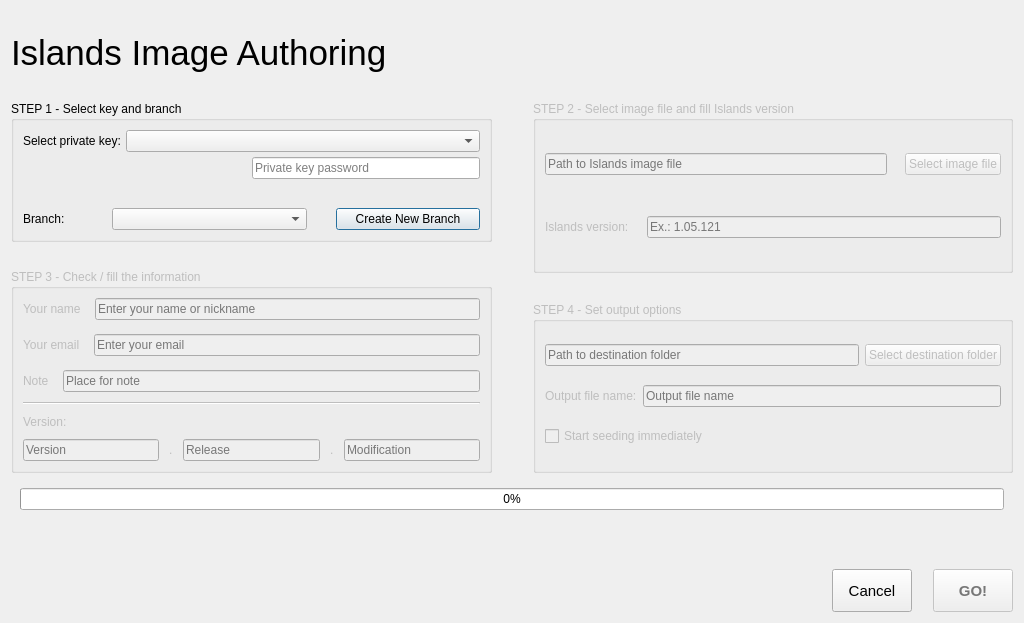
This is island-manager/views/image_authoring_form/image_authoring_form.ui in viocost/islands as Qt 5 draws it before an edit. The edited form follows.
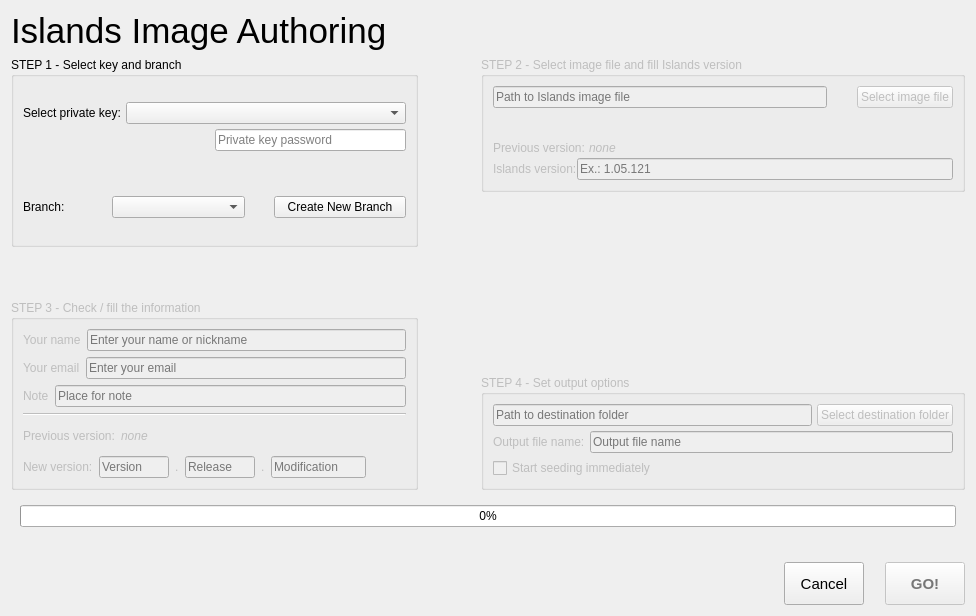
This is the edited form.

The edit to the form file:
```diff
--- a/island-manager/views/image_authoring_form/image_authoring_form.ui
+++ b/island-manager/views/image_authoring_form/image_authoring_form.ui
@@ -9,16 +9,22 @@
    <rect>
     <x>0</x>
     <y>0</y>
-    <width>1024</width>
-    <height>623</height>
+    <width>976</width>
+    <height>616</height>
    </rect>
   </property>
   <property name="windowTitle">
    <string>Image Authoring</string>
   </property>
-  <layout class="QVBoxLayout" name="verticalLayout_11">
+  <layout class="QVBoxLayout" name="verticalLayout_12">
    <item>
     <widget class="QLabel" name="form_title">
+     <property name="sizePolicy">
+      <sizepolicy hsizetype="Preferred" vsizetype="Maximum">
+       <horstretch>0</horstretch>
+       <verstretch>0</verstretch>
+      </sizepolicy>
+     </property>
      <property name="font">
       <font>
        <pointsize>26</pointsize>
@@ -30,17 +36,29 @@
     </widget>
    </item>
    <item>
-    <layout class="QHBoxLayout" name="horizontalLayout_8">
+    <layout class="QHBoxLayout" name="horizontalLayout_15">
      <property name="spacing">
-      <number>41</number>
+      <number>63</number>
      </property>
      <item>
-      <layout class="QVBoxLayout" name="verticalLayout_9">
+      <layout class="QVBoxLayout" name="verticalLayout_11">
        <property name="spacing">
-        <number>27</number>
+        <number>53</number>
        </property>
        <item>
         <widget class="QGroupBox" name="groupBox">
+         <property name="sizePolicy">
+          <sizepolicy hsizetype="Maximum" vsizetype="Preferred">
+           <horstretch>0</horstretch>
+           <verstretch>0</verstretch>
+          </sizepolicy>
+         </property>
+         <property name="maximumSize">
+          <size>
+           <width>430</width>
+           <height>16777215</height>
+          </size>
+         </property>
          <property name="font">
           <font>
            <weight>50</weight>
@@ -147,6 +165,9 @@
                 <height>16777215</height>
                </size>
               </property>
+              <property name="focusPolicy">
+               <enum>Qt::NoFocus</enum>
+              </property>
               <property name="text">
                <string>Create New Branch</string>
               </property>
@@ -162,17 +183,26 @@
          <property name="enabled">
           <bool>false</bool>
          </property>
+         <property name="sizePolicy">
+          <sizepolicy hsizetype="Maximum" vsizetype="Preferred">
+           <horstretch>0</horstretch>
+           <verstretch>0</verstretch>
+          </sizepolicy>
+         </property>
+         <property name="maximumSize">
+          <size>
+           <width>430</width>
+           <height>16777215</height>
+          </size>
+         </property>
          <property name="title">
           <string>STEP 3 - Check / fill the information</string>
          </property>
-         <layout class="QVBoxLayout" name="verticalLayout_7">
-          <property name="spacing">
-           <number>10</number>
-          </property>
+         <layout class="QVBoxLayout" name="verticalLayout_9">
           <item>
            <layout class="QVBoxLayout" name="verticalLayout_3">
             <property name="spacing">
-             <number>14</number>
+             <number>6</number>
             </property>
             <item>
              <layout class="QHBoxLayout" name="horizontalLayout_10">
@@ -243,18 +273,66 @@
           <item>
            <layout class="QVBoxLayout" name="verticalLayout_6">
             <item>
-             <widget class="QLabel" name="label_8">
-              <property name="text">
-               <string>Version:</string>
-              </property>
-             </widget>
+             <layout class="QHBoxLayout" name="horizontalLayout_8">
+              <item>
+               <widget class="QLabel" name="label_11">
+                <property name="text">
+                 <string>Previous version:</string>
+                </property>
+               </widget>
+              </item>
+              <item>
+               <widget class="QLabel" name="lbl_previous_img_version">
+                <property name="font">
+                 <font>
+                  <italic>true</italic>
+                 </font>
+                </property>
+                <property name="text">
+                 <string>none</string>
+                </property>
+               </widget>
+              </item>
+              <item>
+               <spacer name="horizontalSpacer_3">
+                <property name="orientation">
+                 <enum>Qt::Horizontal</enum>
+                </property>
+                <property name="sizeHint" stdset="0">
+                 <size>
+                  <width>40</width>
+                  <height>20</height>
+                 </size>
+                </property>
+               </spacer>
+              </item>
+             </layout>
             </item>
             <item>
              <layout class="QHBoxLayout" name="horizontalLayout_13">
+              <item>
+               <widget class="QLabel" name="label_8">
+                <property name="text">
+                 <string>New version:</string>
+                </property>
+               </widget>
+              </item>
               <item>
                <widget class="QLineEdit" name="image_version">
+                <property name="minimumSize">
+                 <size>
+                  <width>60</width>
+                  <height>0</height>
+                 </size>
+                </property>
+                <property name="maximumSize">
+                 <size>
+                  <width>70</width>
+                  <height>16777215</height>
+                 </size>
+                </property>
                 <property name="inputMask">
-                 <string>0009</string>
+                 <string>0000</string>
                 </property>
                 <property name="placeholderText">
                  <string>Version</string>
@@ -270,8 +348,20 @@
               </item>
               <item>
                <widget class="QLineEdit" name="image_release">
+                <property name="minimumSize">
+                 <size>
+                  <width>60</width>
+                  <height>0</height>
+                 </size>
+                </property>
+                <property name="maximumSize">
+                 <size>
+                  <width>70</width>
+                  <height>16777215</height>
+                 </size>
+                </property>
                 <property name="inputMask">
-                 <string>0099</string>
+                 <string>00</string>
                 </property>
                 <property name="placeholderText">
                  <string>Release</string>
@@ -287,14 +377,39 @@
               </item>
               <item>
                <widget class="QLineEdit" name="image_modification">
+                <property name="minimumSize">
+                 <size>
+                  <width>95</width>
+                  <height>0</height>
+                 </size>
+                </property>
+                <property name="maximumSize">
+                 <size>
+                  <width>95</width>
+                  <height>16777215</height>
+                 </size>
+                </property>
                 <property name="inputMask">
-                 <string>0099</string>
+                 <string>0000</string>
                 </property>
                 <property name="placeholderText">
                  <string>Modification</string>
                 </property>
                </widget>
               </item>
+              <item>
+               <spacer name="horizontalSpacer_4">
+                <property name="orientation">
+                 <enum>Qt::Horizontal</enum>
+                </property>
+                <property name="sizeHint" stdset="0">
+                 <size>
+                  <width>40</width>
+                  <height>20</height>
+                 </size>
+                </property>
+               </spacer>
+              </item>
              </layout>
             </item>
            </layout>
@@ -307,22 +422,31 @@
      <item>
       <layout class="QVBoxLayout" name="verticalLayout_10">
        <property name="spacing">
-        <number>29</number>
+        <number>70</number>
        </property>
        <item>
         <widget class="QGroupBox" name="groupBox_2">
          <property name="enabled">
           <bool>false</bool>
          </property>
+         <property name="sizePolicy">
+          <sizepolicy hsizetype="Preferred" vsizetype="Maximum">
+           <horstretch>0</horstretch>
+           <verstretch>0</verstretch>
+          </sizepolicy>
+         </property>
          <property name="title">
           <string>STEP 2 - Select image file and fill Islands version</string>
          </property>
-         <layout class="QVBoxLayout" name="verticalLayout_5">
+         <layout class="QVBoxLayout" name="verticalLayout_7">
           <property name="spacing">
-           <number>18</number>
+           <number>30</number>
           </property>
           <item>
            <layout class="QHBoxLayout" name="horizontalLayout">
+            <property name="sizeConstraint">
+             <enum>QLayout::SetDefaultConstraint</enum>
+            </property>
             <item>
              <widget class="QLineEdit" name="source_file">
               <property name="placeholderText">
@@ -340,35 +464,100 @@
            </layout>
           </item>
           <item>
-           <layout class="QHBoxLayout" name="horizontalLayout_4">
+           <layout class="QVBoxLayout" name="verticalLayout_5">
+            <property name="spacing">
+             <number>0</number>
+            </property>
             <item>
-             <widget class="QLabel" name="label_3">
-              <property name="text">
-               <string>Islands version:</string>
-              </property>
-             </widget>
+             <layout class="QHBoxLayout" name="horizontalLayout_14">
+              <item>
+               <widget class="QLabel" name="label_12">
+                <property name="text">
+                 <string>Previous version: </string>
+                </property>
+               </widget>
+              </item>
+              <item>
+               <widget class="QLabel" name="lbl_prev_islands_version">
+                <property name="font">
+                 <font>
+                  <italic>true</italic>
+                 </font>
+                </property>
+                <property name="text">
+                 <string>none</string>
+                </property>
+               </widget>
+              </item>
+              <item>
+               <spacer name="horizontalSpacer_5">
+                <property name="orientation">
+                 <enum>Qt::Horizontal</enum>
+                </property>
+                <property name="sizeHint" stdset="0">
+                 <size>
+                  <width>40</width>
+                  <height>20</height>
+                 </size>
+                </property>
+               </spacer>
+              </item>
+             </layout>
             </item>
             <item>
-             <widget class="QLineEdit" name="islands_version">
-              <property name="placeholderText">
-               <string>Ex.: 1.05.121</string>
-              </property>
-             </widget>
+             <layout class="QHBoxLayout" name="horizontalLayout_4">
+              <item>
+               <widget class="QLabel" name="label_3">
+                <property name="text">
+                 <string>Islands version:</string>
+                </property>
+               </widget>
+              </item>
+              <item>
+               <widget class="QLineEdit" name="islands_version">
+                <property name="placeholderText">
+                 <string>Ex.: 1.05.121</string>
+                </property>
+               </widget>
+              </item>
+             </layout>
             </item>
            </layout>
           </item>
          </layout>
         </widget>
        </item>
+       <item>
+        <spacer name="verticalSpacer">
+         <property name="orientation">
+          <enum>Qt::Vertical</enum>
+         </property>
+         <property name="sizeHint" stdset="0">
+          <size>
+           <width>20</width>
+           <height>40</height>
+          </size>
+         </property>
+        </spacer>
+       </item>
        <item>
         <widget class="QGroupBox" name="groupBox_4">
          <property name="enabled">
           <bool>false</bool>
          </property>
+         <property name="sizePolicy">
+          <sizepolicy hsizetype="Preferred" vsizetype="Maximum">
+           <horstretch>0</horstretch>
+           <verstretch>0</verstretch>
+          </sizepolicy>
+         </property>
          <property name="title">
           <string>STEP 4 - Set output options</string>
          </property>
          <layout class="QVBoxLayout" name="verticalLayout_8">
+          <property name="spacing">
+           <number>5</number>
+          </property>
           <item>
            <layout class="QHBoxLayout" name="horizontalLayout_3">
             <item>
@@ -410,6 +599,12 @@
           </item>
           <item>
            <widget class="QCheckBox" name="chk_seed_now">
+            <property name="sizePolicy">
+             <sizepolicy hsizetype="Maximum" vsizetype="Fixed">
+              <horstretch>0</horstretch>
+              <verstretch>0</verstretch>
+             </sizepolicy>
+            </property>
             <property name="text">
              <string>Start seeding immediately</string>
             </property>
```
